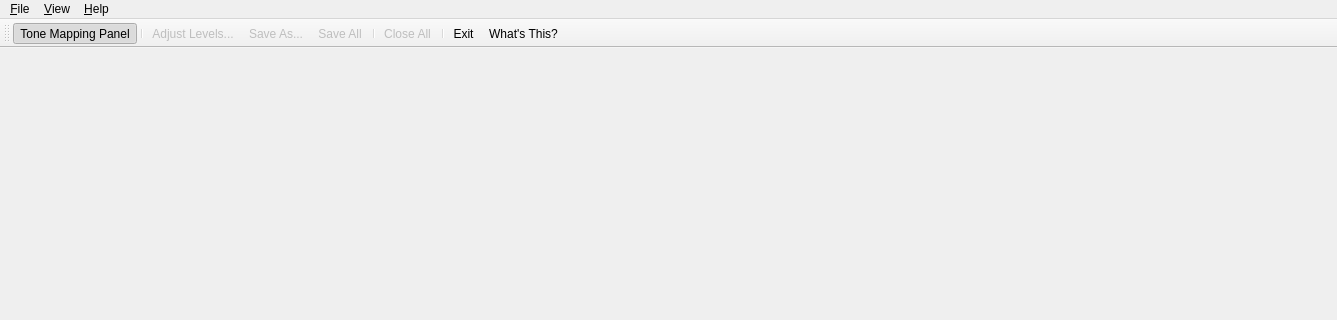
This is forms/tonemappingdialog.ui in LuminanceHDR/LuminanceHDR as Qt 5 draws it before an edit; both pictures show x 0 to 1337 and y 0 to 320 of the 1337 by 822 pixel window. The edited form follows.
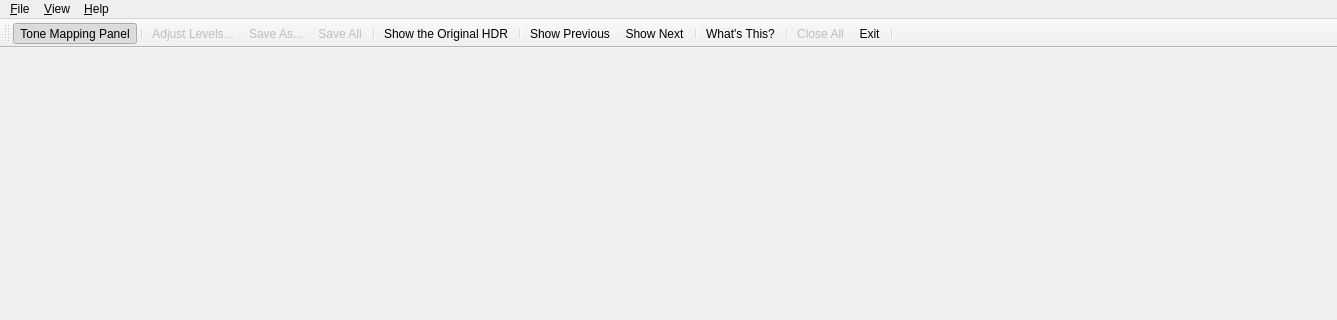
This is the edited form. Icons and pictures are not drawn.

Commit message: Added Show HDR, Show Previous, Show Next buttons

```diff
--- a/forms/tonemappingdialog.ui
+++ b/forms/tonemappingdialog.ui
@@ -59,6 +59,9 @@
   </widget>
   <widget class="QStatusBar" name="statusbar" />
   <widget class="QToolBar" name="toolBar" >
+   <property name="enabled" >
+    <bool>true</bool>
+   </property>
    <property name="windowTitle" >
     <string>Toolbar</string>
    </property>
@@ -80,10 +83,16 @@
    <addaction name="actionSave" />
    <addaction name="actionSaveAll" />
    <addaction name="separator" />
+   <addaction name="actionShowHDR" />
+   <addaction name="separator" />
+   <addaction name="actionShowPrevious" />
+   <addaction name="actionShowNext" />
+   <addaction name="separator" />
+   <addaction name="actionWhat_s_This" />
+   <addaction name="separator" />
    <addaction name="actionClose_All" />
-   <addaction name="separator" />
    <addaction name="actionFinishTM" />
-   <addaction name="actionWhat_s_This" />
+   <addaction name="separator" />
   </widget>
   <action name="actionFinishTM" >
    <property name="icon" >
@@ -335,6 +344,36 @@
     <string>Ctrl+Shift+S</string>
    </property>
   </action>
+  <action name="actionShowHDR" >
+   <property name="checkable" >
+    <bool>true</bool>
+   </property>
+   <property name="icon" >
+    <iconset resource="../icons.qrc" >
+     <normaloff>:/new/prefix1/images/qtpfsgui.png</normaloff>:/new/prefix1/images/qtpfsgui.png</iconset>
+   </property>
+   <property name="text" >
+    <string>Show the Original HDR</string>
+   </property>
+  </action>
+  <action name="actionShowNext" >
+   <property name="icon" >
+    <iconset resource="../icons.qrc" >
+     <normaloff>:/new/prefix1/images/forward.png</normaloff>:/new/prefix1/images/forward.png</iconset>
+   </property>
+   <property name="text" >
+    <string>Show Next</string>
+   </property>
+  </action>
+  <action name="actionShowPrevious" >
+   <property name="icon" >
+    <iconset resource="../icons.qrc" >
+     <normaloff>:/new/prefix1/images/back.png</normaloff>:/new/prefix1/images/back.png</iconset>
+   </property>
+   <property name="text" >
+    <string>Show Previous</string>
+   </property>
+  </action>
  </widget>
  <resources>
   <include location="../icons.qrc" />
```
Left out of the diff: 6 changed lines with no effect on the pictures.
